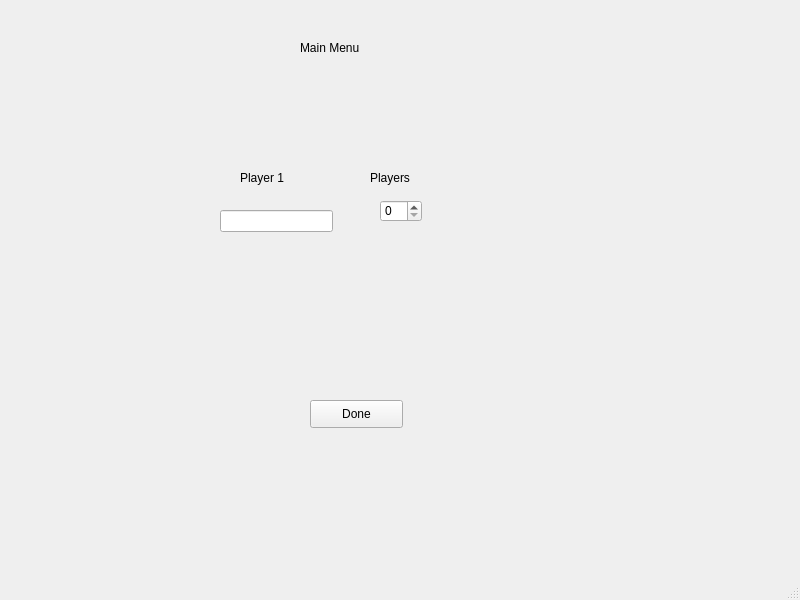
This is Connect4/mainboard.ui in ramirez-gabriela27/Connect-Four as Qt 5 draws it before an edit. The edited form follows.
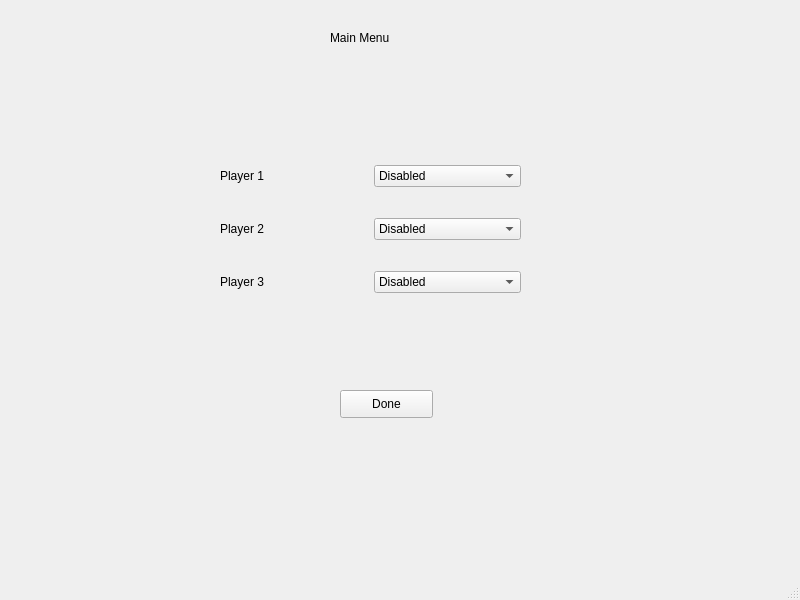
This is the edited form.

Commit message: Can pick Colors and select number of players

```diff
--- a/Connect4/mainboard.ui
+++ b/Connect4/mainboard.ui
@@ -17,8 +17,8 @@
    <widget class="QStackedWidget" name="stackedWidget">
     <property name="geometry">
      <rect>
-      <x>10</x>
-      <y>10</y>
+      <x>40</x>
+      <y>0</y>
       <width>761</width>
       <height>541</height>
      </rect>
@@ -50,51 +50,125 @@
        <string>Done</string>
       </property>
      </widget>
-     <widget class="QLineEdit" name="lineEdit">
+     <widget class="QWidget" name="gridLayoutWidget">
       <property name="geometry">
        <rect>
-        <x>210</x>
-        <y>200</y>
-        <width>113</width>
-        <height>22</height>
+        <x>180</x>
+        <y>140</y>
+        <width>301</width>
+        <height>181</height>
        </rect>
       </property>
+      <layout class="QGridLayout" name="gridLayout">
+       <item row="0" column="1">
+        <widget class="QComboBox" name="comboBox">
+         <item>
+          <property name="text">
+           <string>Disabled</string>
+          </property>
+         </item>
+         <item>
+          <property name="text">
+           <string>Enabled</string>
+          </property>
+         </item>
+        </widget>
+       </item>
+       <item row="1" column="0">
+        <widget class="QLabel" name="label_6">
+         <property name="text">
+          <string>Player 2</string>
+         </property>
+        </widget>
+       </item>
+       <item row="1" column="1">
+        <widget class="QComboBox" name="comboBox_2">
+         <item>
+          <property name="text">
+           <string>Disabled</string>
+          </property>
+         </item>
+         <item>
+          <property name="text">
+           <string>Enabled</string>
+          </property>
+         </item>
+        </widget>
+       </item>
+       <item row="2" column="0">
+        <widget class="QLabel" name="label_7">
+         <property name="text">
+          <string>Player 3</string>
+         </property>
+        </widget>
+       </item>
+       <item row="0" column="0">
+        <widget class="QLabel" name="label_5">
+         <property name="text">
+          <string>Player 1</string>
+         </property>
+         <property name="textFormat">
+          <enum>Qt::AutoText</enum>
+         </property>
+        </widget>
+       </item>
+       <item row="2" column="1">
+        <widget class="QComboBox" name="comboBox_3">
+         <item>
+          <property name="text">
+           <string>Disabled</string>
+          </property>
+         </item>
+         <item>
+          <property name="text">
+           <string>Enabled</string>
+          </property>
+         </item>
+        </widget>
+       </item>
+      </layout>
      </widget>
-     <widget class="QSpinBox" name="spinBox">
+     <widget class="QWidget" name="verticalLayoutWidget">
       <property name="geometry">
        <rect>
-        <x>370</x>
-        <y>190</y>
-        <width>42</width>
-        <height>22</height>
+        <x>490</x>
+        <y>140</y>
+        <width>131</width>
+        <height>181</height>
        </rect>
       </property>
-     </widget>
-     <widget class="QLabel" name="label_4">
-      <property name="geometry">
-       <rect>
-        <x>360</x>
-        <y>160</y>
-        <width>55</width>
-        <height>16</height>
-       </rect>
-      </property>
-      <property name="text">
-       <string>Players</string>
-      </property>
-     </widget>
-     <widget class="QLabel" name="label_5">
-      <property name="geometry">
-       <rect>
-        <x>230</x>
-        <y>160</y>
-        <width>55</width>
-        <height>16</height>
-       </rect>
-      </property>
-      <property name="text">
-       <string>Player 1</string>
-      </property>
+      <layout class="QVBoxLayout" name="verticalLayout">
+       <item>
+        <widget class="QPushButton" name="p1_color">
+         <property name="text">
+          <string/>
+         </property>
+         <property name="flat">
+          <bool>true</bool>
+         </property>
+        </widget>
+       </item>
+       <item>
+        <widget class="QPushButton" name="p2_color">
+         <property name="text">
+          <string/>
+         </property>
+         <property name="flat">
+          <bool>true</bool>
+         </property>
+        </widget>
+       </item>
+       <item>
+        <widget class="QPushButton" name="p3_color">
+         <property name="text">
+          <string/>
+         </property>
+         <property name="flat">
+          <bool>true</bool>
+         </property>
+        </widget>
+       </item>
+      </layout>
      </widget>
     </widget>
     <widget class="QWidget" name="connect4board">
```
The commit also changes 10 other files.
